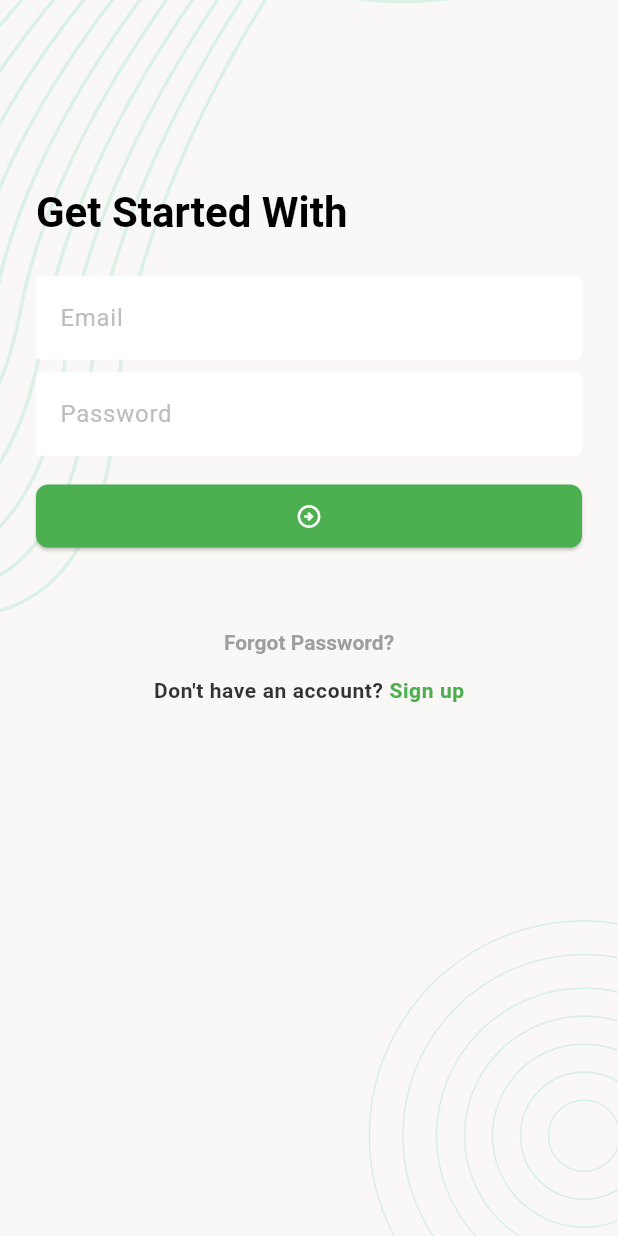
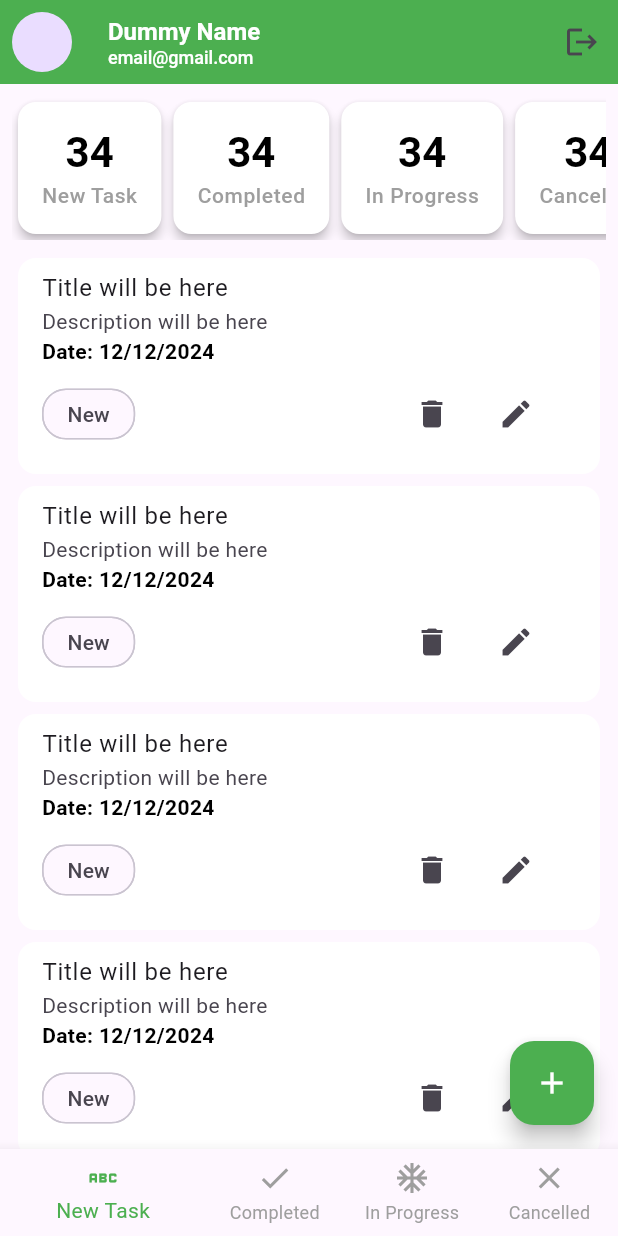
Before and after one commit to mktamal/task_manager, a Flutter app: the screen it shows after launch, after a tap on the "arrow circle right" icon, on a phone screen of 412 x 824 dp. Run offline on Flutter 3.47's test engine with Material 3 defaults, Android fonts, the phone set to English and light mode, and no system bars; our stand-ins replace cached_network_image, flutter_svg, pin_code_fields.

Commit message:
Bottom nav bar added new task canceled, in progress, add new screen Mod-15, Cls-3

```diff
--- a/lib/ui/screens/auth/sign_in_screen.dart
+++ b/lib/ui/screens/auth/sign_in_screen.dart
@@ -2,6 +2,7 @@ import 'package:flutter/gestures.dart';
 import 'package:flutter/material.dart';
 import 'package:task_manager/ui/screens/auth/email_verification_screen.dart';
 import 'package:task_manager/ui/screens/auth/sign_up_screen.dart';
+import 'package:task_manager/ui/screens/main_bottom_nav_screen.dart';
 import 'package:task_manager/ui/utility/app_colors.dart';
 import 'package:task_manager/ui/widgets/background_widget.dart';
 
@@ -49,7 +50,7 @@ class _SignInScreenState extends State<SignInScreen> {
                   ),
                   const SizedBox(height: 16),
                   ElevatedButton(
-                    onPressed: () {},
+                    onPressed: _onTapNextButton,
                     child: const Icon(Icons.arrow_circle_right_outlined),
                   ),
                   const SizedBox(height: 36),
@@ -91,6 +92,15 @@ class _SignInScreenState extends State<SignInScreen> {
     );
   }
 
+  void _onTapNextButton(){
+    Navigator.pushReplacement(
+      context,
+      MaterialPageRoute(
+        builder: (context) => const MainBottomNavScreen(),
+      ),
+    );
+  }
+
   void _onTapSignUpButton() {
     Navigator.push(
       context,
--- /dev/null
+++ b/lib/ui/screens/main_bottom_nav_screen.dart
@@ -0,0 +1,55 @@
+import 'package:flutter/material.dart';
+import 'package:task_manager/ui/screens/cancelled_task_screen.dart';
+import 'package:task_manager/ui/screens/completed_task_screen.dart';
+import 'package:task_manager/ui/screens/in_progress_task_screen.dart';
+import 'package:task_manager/ui/screens/new_task_screen.dart';
+import 'package:task_manager/ui/utility/app_colors.dart';
+import 'package:task_manager/ui/widgets/profile_app_bar.dart';
+
+class MainBottomNavScreen extends StatefulWidget {
+  const MainBottomNavScreen({super.key});
+
+  @override
+  State<MainBottomNavScreen> createState() => _MainBottomNavScreenState();
+}
+
+class _MainBottomNavScreenState extends State<MainBottomNavScreen> {
+  int _selectedIndex = 0;
+
+  List<Widget> _screens = const [
+    NewTaskScreen(),
+    CompletedTaskScreen(),
+    InProgressTaskScreen(),
+    CancelledTaskScreen(),
+  ];
+
+  @override
+  Widget build(BuildContext context) {
+    return Scaffold(
+      appBar: profileAppBar(),
+      body: _screens[_selectedIndex],
+      bottomNavigationBar: BottomNavigationBar(
+        currentIndex: _selectedIndex,
+        onTap: (index) {
+          _selectedIndex = index;
+          if (mounted) {
+            setState(() {});
+          }
+        },
+        selectedItemColor: AppColors.themeColor,
+        unselectedItemColor: Colors.grey,
+        showUnselectedLabels: true,
+        items: const [
+          BottomNavigationBarItem(icon: Icon(Icons.abc), label: 'New Task'),
+          BottomNavigationBarItem(icon: Icon(Icons.done), label: 'Completed'),
+          BottomNavigationBarItem(
+              icon: Icon(Icons.ac_unit), label: 'In Progress'),
+          BottomNavigationBarItem(icon: Icon(Icons.close), label: 'Cancelled'),
+        ],
+      ),
+    );
+  }
+
+
+
+}
--- /dev/null
+++ b/lib/ui/screens/new_task_screen.dart
@@ -0,0 +1,78 @@
+import 'package:flutter/material.dart';
+import 'package:task_manager/ui/screens/add_new_task_screen.dart';
+import 'package:task_manager/ui/utility/app_colors.dart';
+import 'package:task_manager/ui/widgets/task_item.dart';
+import 'package:task_manager/ui/widgets/task_summary_card.dart';
+
+class NewTaskScreen extends StatefulWidget {
+  const NewTaskScreen({super.key});
+
+  @override
+  State<NewTaskScreen> createState() => _NewTaskScreenState();
+}
+
+class _NewTaskScreenState extends State<NewTaskScreen> {
+  @override
+  Widget build(BuildContext context) {
+    return Scaffold(
+      body: Padding(
+        padding: const EdgeInsets.only(top: 8,left: 8,right: 8),
+        child: Column(
+          children: [
+            _buildSummarySection(),
+            const SizedBox(height: 8),
+            Expanded(
+              child: ListView.builder(
+                itemCount: 5,
+                itemBuilder: (context, index) {
+                  return TaskItem();
+                },
+              ),
+            ),
+          ],
+        ),
+      ),
+      floatingActionButton: FloatingActionButton(
+        backgroundColor: AppColors.themeColor,
+        foregroundColor: Colors.white,
+        onPressed: _onTapAddButton,
+        child: const Icon(Icons.add),
+      ),
+    );
+  }
+
+  void  _onTapAddButton(){
+    Navigator.push(
+      context,
+      MaterialPageRoute(
+        builder: (context) => const AddNewTaskScreen(),
+      ),
+    );
+  }
+
+  Widget _buildSummarySection() {
+    return const SingleChildScrollView(
+      scrollDirection: Axis.horizontal,
+      child: Row(
+        children: [
+          TaskSummaryCard(
+            title: 'New Task',
+            count: '34',
+          ),
+          TaskSummaryCard(
+            title: 'Completed',
+            count: '34',
+          ),
+          TaskSummaryCard(
+            title: 'In Progress',
+            count: '34',
+          ),
+          TaskSummaryCard(
+            title: 'Cancelled',
+            count: '34',
+          ),
+        ],
+      ),
+    );
+  }
+}
--- /dev/null
+++ b/lib/ui/widgets/profile_app_bar.dart
@@ -0,0 +1,33 @@
+import 'package:flutter/material.dart';
+import 'package:task_manager/ui/utility/app_colors.dart';
+
+AppBar profileAppBar() {
+  return AppBar(
+    backgroundColor: AppColors.themeColor,
+    leading: const Padding(
+      padding: EdgeInsets.all(8.0),
+      child: CircleAvatar(),
+    ),
+    title: const Column(
+      crossAxisAlignment: CrossAxisAlignment.start,
+      children: [
+        Text(
+          'Dummy Name',
+          style: TextStyle(
+            fontSize: 16,
+            color: Colors.white,
+          ),
+        ),
+        Text(
+          'email@gmail.com',
+          style: TextStyle(
+            fontSize: 12,
+            color: Colors.white,
+            fontWeight: FontWeight.w500,
+          ),
+        ),
+      ],
+    ),
+    actions: [IconButton(onPressed: () {}, icon: const Icon(Icons.logout))],
+  );
+}
--- /dev/null
+++ b/lib/ui/widgets/task_item.dart
@@ -0,0 +1,52 @@
+
+import 'package:flutter/material.dart';
+
+class TaskItem extends StatelessWidget {
+  const TaskItem({
+    super.key,
+  });
+
+  @override
+  Widget build(BuildContext context) {
+    return Card(
+      elevation: 0,
+      color: Colors.white,
+      child: ListTile(
+        title: const Text('Title will be here'),
+        subtitle: Column(
+          crossAxisAlignment: CrossAxisAlignment.start,
+          children: [
+            const Text('Description will be here'),
+            const Text(
+              'Date: 12/12/2024',
+              style: TextStyle(
+                color: Colors.black,
+                fontWeight: FontWeight.w600,
+              ),
+            ),
+            Row(
+              mainAxisAlignment: MainAxisAlignment.spaceBetween,
+              children: [
+                Chip(
+                  label: const Text('New'),
+                  shape: RoundedRectangleBorder(
+                    borderRadius: BorderRadius.circular(16),
+                  ),
+                  padding: const EdgeInsets.symmetric(
+                      horizontal: 8, vertical: 2),
+
+                ),
+                ButtonBar(
+                  children: [
+                    IconButton(onPressed: (){}, icon: const Icon(Icons.delete)),
+                    IconButton(onPressed: (){}, icon: const Icon(Icons.edit)),
+                  ],
+                ),
+              ],
+            )
+          ],
+        ),
+      ),
+    );
+  }
+}
--- /dev/null
+++ b/lib/ui/widgets/task_summary_card.dart
@@ -0,0 +1,28 @@
+
+import 'package:flutter/material.dart';
+
+class TaskSummaryCard extends StatelessWidget {
+  const TaskSummaryCard({
+    super.key, required this.title, required this.count,
+  });
+
+  final String title;
+  final String count;
+
+  @override
+  Widget build(BuildContext context) {
+    return Card(
+      color: Colors.white,
+      elevation: 3,
+      child: Padding(
+        padding: const EdgeInsets.all(16),
+        child: Column(
+          children: [
+            Text(count,style: Theme.of(context).textTheme.titleLarge,),
+            Text(title,style: Theme.of(context).textTheme.titleSmall,),
+          ],
+        ),
+      ),
+    );
+  }
+}
--- a/pubspec.yaml
+++ b/pubspec.yaml
@@ -14,6 +14,7 @@ dependencies:
   cupertino_icons: ^1.0.2
   flutter_svg: ^2.0.10+1
   pin_code_fields: ^8.0.1
+  cached_network_image: ^3.3.1
 
 dev_dependencies:
   flutter_test:
```
Also changed, not shown: lib/ui/screens/add_new_task_screen.dart (added, +58 -0 lines), lib/ui/screens/cancelled_task_screen.dart (added, +23 -0 lines), lib/ui/screens/completed_task_screen.dart (added, +23 -0 lines), lib/ui/screens/in_progress_task_screen.dart (added, +23 -0 lines), lib/ui/widgets/network_cached_image.dart (added, +24 -0 lines), pubspec.lock, 1 other file.
